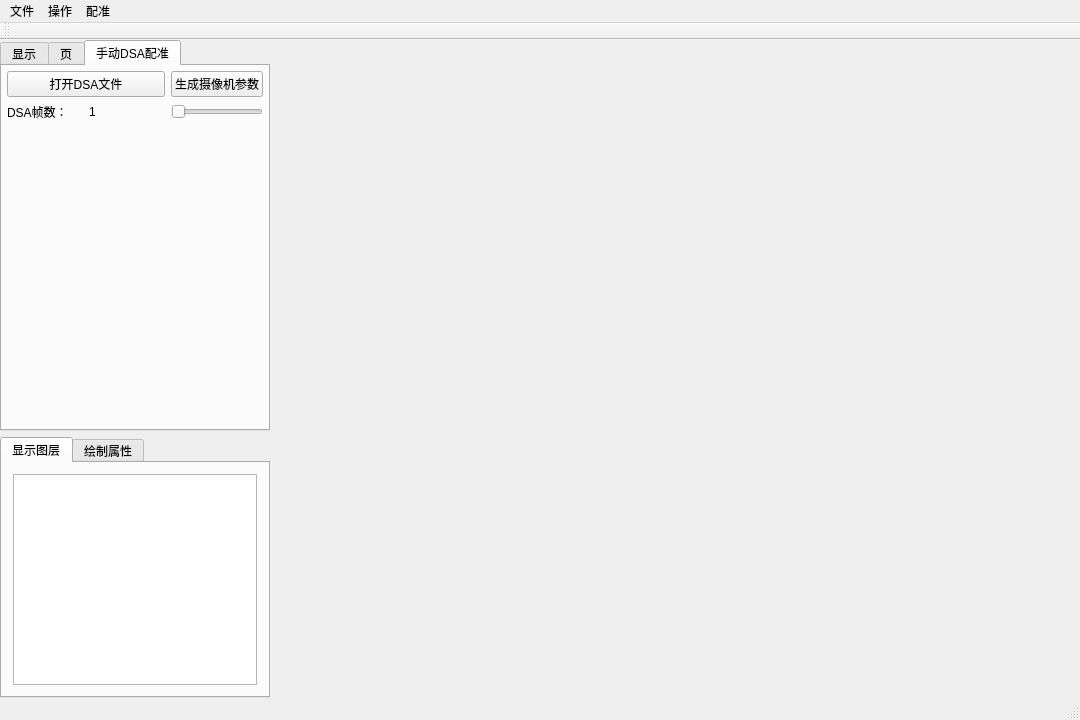
Imanity/MedicalToolkit, file Viewer/Viewer.ui: the form before one commit.
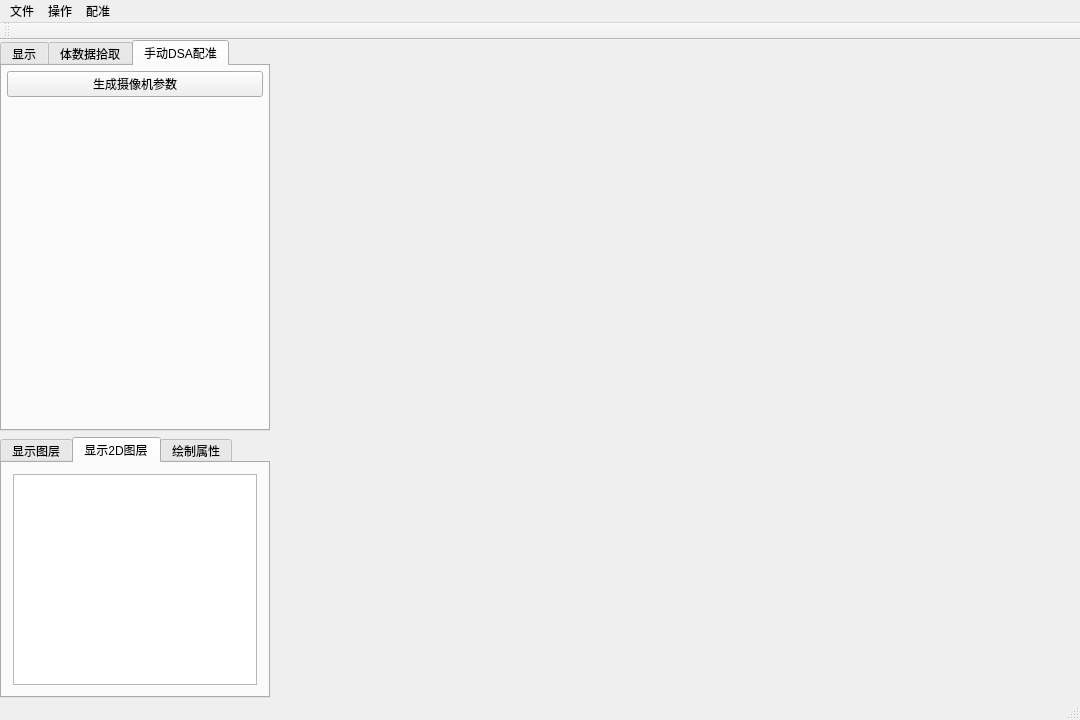
The form after the commit. The open tabs and pages were chosen to show the change.

```diff
--- a/Viewer/Viewer.ui
+++ b/Viewer/Viewer.ui
@@ -287,7 +287,7 @@
         </widget>
         <widget class="QWidget" name="PagePicking">
          <attribute name="title">
-          <string>页</string>
+          <string>体数据拾取</string>
          </attribute>
          <layout class="QGridLayout" name="gridLayout">
           <item row="0" column="0">
@@ -347,37 +347,6 @@
            <number>5</number>
           </property>
           <item row="2" column="0">
-           <layout class="QHBoxLayout" name="horizontalLayout_2">
-            <item>
-             <widget class="QLabel" name="frameLabel">
-              <property name="text">
-               <string>DSA帧数：</string>
-              </property>
-             </widget>
-            </item>
-            <item>
-             <widget class="QLabel" name="frameVal">
-              <property name="text">
-               <string>1</string>
-              </property>
-             </widget>
-            </item>
-           </layout>
-          </item>
-          <item row="2" column="1">
-           <widget class="QSlider" name="frameSlider">
-            <property name="minimum">
-             <number>1</number>
-            </property>
-            <property name="maximum">
-             <number>1</number>
-            </property>
-            <property name="orientation">
-             <enum>Qt::Horizontal</enum>
-            </property>
-           </widget>
-          </item>
-          <item row="3" column="0">
            <spacer name="verticalSpacer_2">
             <property name="orientation">
              <enum>Qt::Vertical</enum>
@@ -390,20 +359,13 @@
             </property>
            </spacer>
           </item>
-          <item row="0" column="1">
+          <item row="0" column="0">
            <widget class="QPushButton" name="generateCameraBtn">
             <property name="text">
              <string>生成摄像机参数</string>
             </property>
            </widget>
           </item>
-          <item row="0" column="0">
-           <widget class="QPushButton" name="openDSABtn">
-            <property name="text">
-             <string>打开DSA文件</string>
-            </property>
-           </widget>
-          </item>
          </layout>
         </widget>
        </widget>
@@ -431,7 +393,17 @@
             </item>
            </layout>
           </widget>
-          <widget class="QWidget" name="tab2">
+          <widget class="QWidget" name="PageLayer2d">
+           <attribute name="title">
+            <string>显示2D图层</string>
+           </attribute>
+           <layout class="QVBoxLayout" name="verticalLayout_3">
+            <item>
+             <widget class="QTableWidget" name="layer2dTable"/>
+            </item>
+           </layout>
+          </widget>
+          <widget class="QWidget" name="PageRender">
            <attribute name="title">
             <string>绘制属性</string>
            </attribute>
```
Left out of the diff: 9 changed lines with no effect on the pictures.
